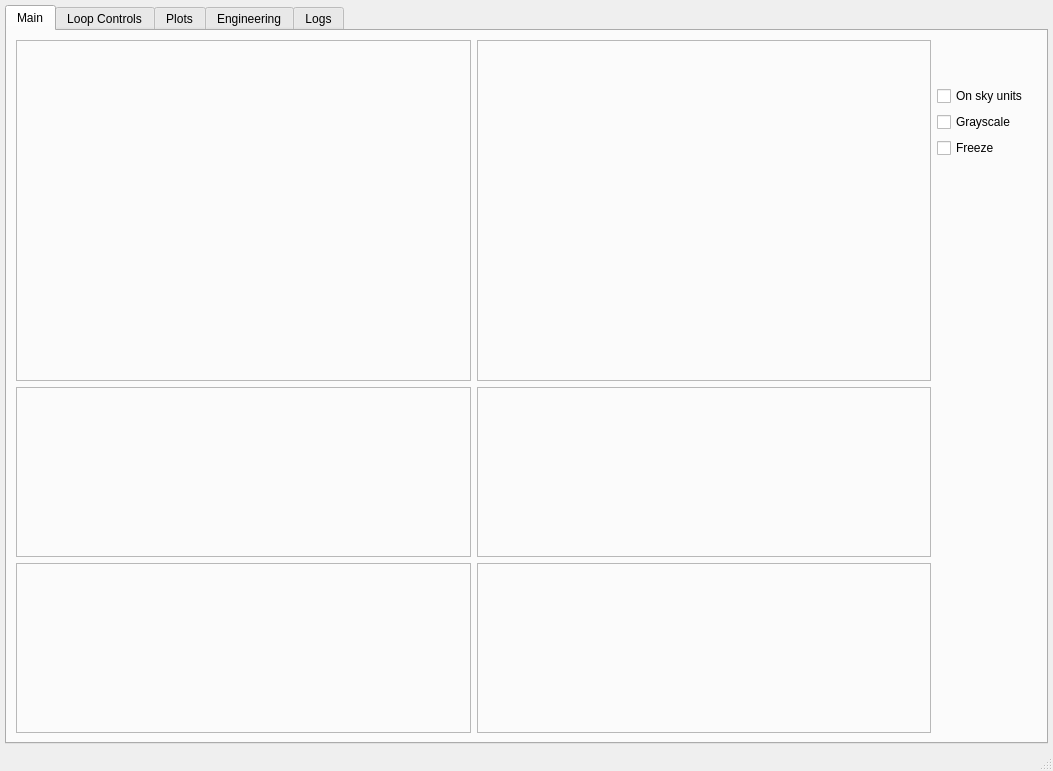
Above: guis/ui/main.ui from janis-hag/kalao-ics before the change. Below: the same form after it.
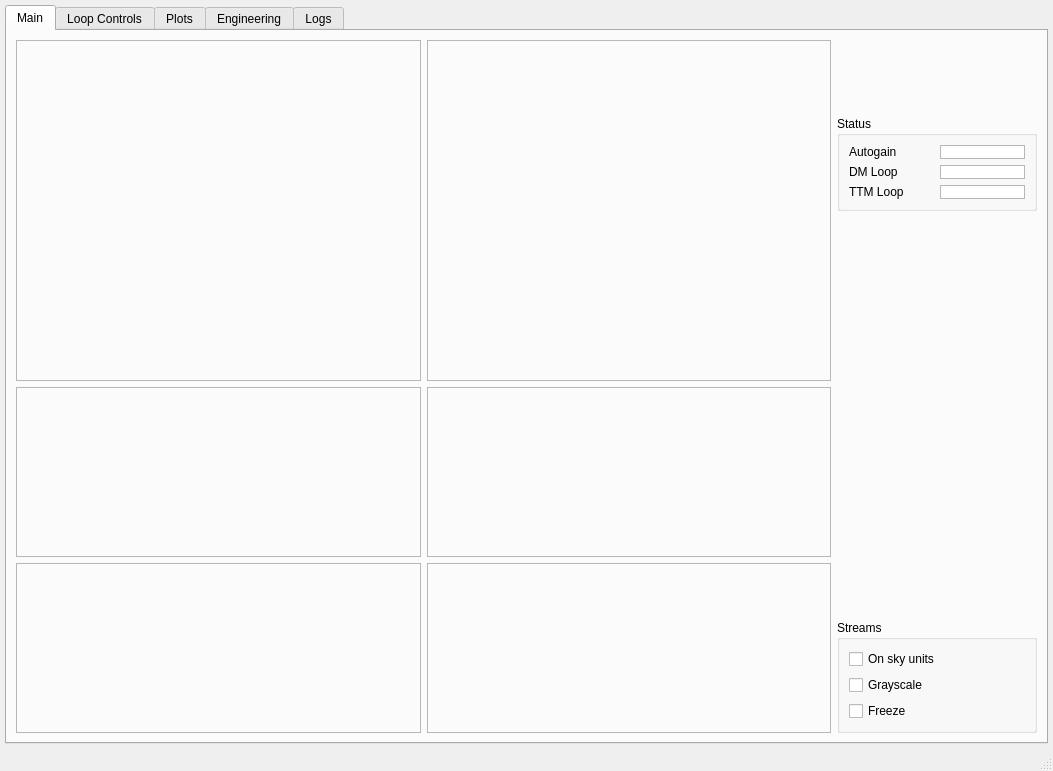
That is the form after the change. Custom widgets are drawn as their Qt base class.

Diff of the .ui file:
```diff
--- a/guis/ui/main.ui
+++ b/guis/ui/main.ui
@@ -97,31 +97,70 @@
            <widget class="KalAOSvgWidget" name="logo_label" native="true">
             <property name="minimumSize">
              <size>
-              <width>100</width>
-              <height>40</height>
+              <width>200</width>
+              <height>70</height>
              </size>
             </property>
            </widget>
           </item>
           <item>
-           <widget class="QCheckBox" name="onsky_checkbox">
-            <property name="text">
-             <string>On sky units</string>
+           <widget class="QGroupBox" name="status_groupbox">
+            <property name="title">
+             <string>Status</string>
             </property>
-           </widget>
-          </item>
-          <item>
-           <widget class="QCheckBox" name="colormap_checkbox">
-            <property name="text">
-             <string>Grayscale</string>
-            </property>
-           </widget>
-          </item>
-          <item>
-           <widget class="QCheckBox" name="freeze_checkbox">
-            <property name="text">
-             <string>Freeze</string>
-            </property>
+            <layout class="QGridLayout" name="gridLayout">
+             <item row="0" column="0">
+              <widget class="QLabel" name="autogain_label">
+               <property name="text">
+                <string>Autogain</string>
+               </property>
+              </widget>
+             </item>
+             <item row="1" column="0">
+              <widget class="QLabel" name="dm_loop_label">
+               <property name="text">
+                <string>DM Loop</string>
+               </property>
+              </widget>
+             </item>
+             <item row="0" column="1">
+              <widget class="KalAOStatusIndicator" name="autogain_indicator">
+               <property name="sizePolicy">
+                <sizepolicy hsizetype="Ignored" vsizetype="Ignored">
+                 <horstretch>0</horstretch>
+                 <verstretch>0</verstretch>
+                </sizepolicy>
+               </property>
+              </widget>
+             </item>
+             <item row="2" column="0">
+              <widget class="QLabel" name="ttm_loop_label">
+               <property name="text">
+                <string>TTM Loop</string>
+               </property>
+              </widget>
+             </item>
+             <item row="1" column="1">
+              <widget class="KalAOStatusIndicator" name="dm_loop_indicator">
+               <property name="sizePolicy">
+                <sizepolicy hsizetype="Ignored" vsizetype="Ignored">
+                 <horstretch>0</horstretch>
+                 <verstretch>0</verstretch>
+                </sizepolicy>
+               </property>
+              </widget>
+             </item>
+             <item row="2" column="1">
+              <widget class="KalAOStatusIndicator" name="ttm_loop_indicator">
+               <property name="sizePolicy">
+                <sizepolicy hsizetype="Ignored" vsizetype="Ignored">
+                 <horstretch>0</horstretch>
+                 <verstretch>0</verstretch>
+                </sizepolicy>
+               </property>
+              </widget>
+             </item>
+            </layout>
            </widget>
           </item>
           <item>
@@ -137,6 +176,36 @@
             </property>
            </spacer>
           </item>
+          <item>
+           <widget class="QGroupBox" name="streams_groupbox">
+            <property name="title">
+             <string>Streams</string>
+            </property>
+            <layout class="QVBoxLayout" name="verticalLayout_7">
+             <item>
+              <widget class="QCheckBox" name="onsky_checkbox">
+               <property name="text">
+                <string>On sky units</string>
+               </property>
+              </widget>
+             </item>
+             <item>
+              <widget class="QCheckBox" name="colormap_checkbox">
+               <property name="text">
+                <string>Grayscale</string>
+               </property>
+              </widget>
+             </item>
+             <item>
+              <widget class="QCheckBox" name="freeze_checkbox">
+               <property name="text">
+                <string>Freeze</string>
+               </property>
+              </widget>
+             </item>
+            </layout>
+           </widget>
+          </item>
          </layout>
         </item>
         <item row="1" column="1">
@@ -310,6 +379,11 @@
    <header>kalaosvgwidget.h</header>
    <container>1</container>
   </customwidget>
+  <customwidget>
+   <class>KalAOStatusIndicator</class>
+   <extends>QGraphicsView</extends>
+   <header>kalao</header>
+  </customwidget>
  </customwidgets>
  <resources/>
  <connections/>
```
